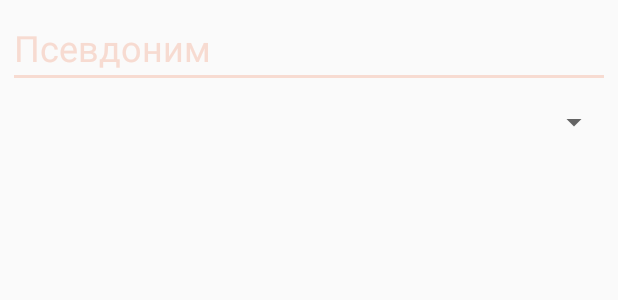
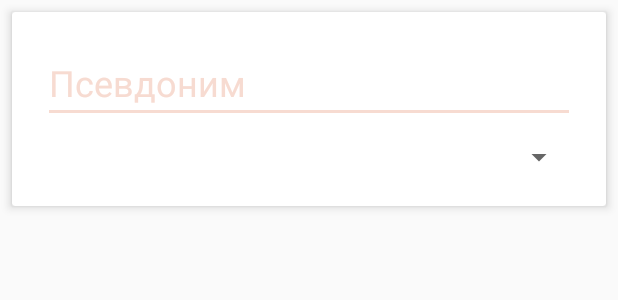
Before and after one commit to EddDoubleD/onlineSocialDiagnostic, an Android app: the layout create_invite_layout.xml on its own in the app's theme, with its tools: preview values and no code run, on a phone screen of 412 x 824 dp. Shown: the top 300 px of the screen. Run offline under Robolectric (Android 15) with nearby library versions, the phone set to English and light mode, and no system bars; plain views replace MaterialEditText.

Commit message:
invite/join dialog fix https://jitpack.io add

```diff
--- a/app/src/main/res/layout/create_invite_layout.xml
+++ b/app/src/main/res/layout/create_invite_layout.xml
@@ -1,29 +1,42 @@
 <?xml version="1.0" encoding="utf-8"?>
-<LinearLayout xmlns:android="http://schemas.android.com/apk/res/android"
+<androidx.cardview.widget.CardView xmlns:android="http://schemas.android.com/apk/res/android"
+    xmlns:app="http://schemas.android.com/apk/res-auto"
     android:layout_width="match_parent"
-    android:layout_height="match_parent"
-    xmlns:app="http://schemas.android.com/apk/res-auto"
-    android:orientation="vertical">
+    android:layout_height="wrap_content"
+    android:layout_margin="8dp"
+    android:background="@color/background"
+    app:cardElevation="4dp">
+
+    <LinearLayout
+        android:layout_width="match_parent"
+        android:layout_height="wrap_content"
+        android:layout_margin="15dp"
+        android:orientation="vertical"
+        android:weightSum="2">
 
         <com.rengwuxian.materialedittext.MaterialEditText
             android:id="@+id/aliasText"
             android:layout_width="match_parent"
             android:layout_height="wrap_content"
+            android:layout_margin="5dp"
+            android:layout_weight="1"
             android:hint="@string/alias_text"
             android:textColor="@color/contact"
             android:textColorHint="@color/contact"
-        android:layout_margin="5dp"
             android:textSize="24sp"
             app:met_baseColor="@color/plaintText"
             app:met_floatingLabel="highlight"
-        app:met_primaryColor="@color/plaintText"
-        />
+            app:met_primaryColor="@color/plaintText" />
 
         <Spinner
             android:id="@+id/diagnosticSpinner"
             android:layout_width="match_parent"
             android:layout_height="wrap_content"
-        android:layout_margin="5dp"/>
+            android:layout_margin="5dp"
+            android:layout_weight="1" />
 
 
     </LinearLayout>
+
+
+</androidx.cardview.widget.CardView>
--- a/build.gradle
+++ b/build.gradle
@@ -19,6 +19,7 @@ allprojects {
         google()
         jcenter()
         mavenCentral()
+        maven { url "https://jitpack.io" }
     }
 }
 
```
Also changed, not shown: app/src/main/java/ru/hardwork/onlinesocialdiagnosticapp/ui/fragment/GroupFragment.java (+3 -5 lines), app/src/main/res/layout/join_invite_layout.xml (+11 -8 lines). Lines whose indentation alone changed are shown as unchanged.
